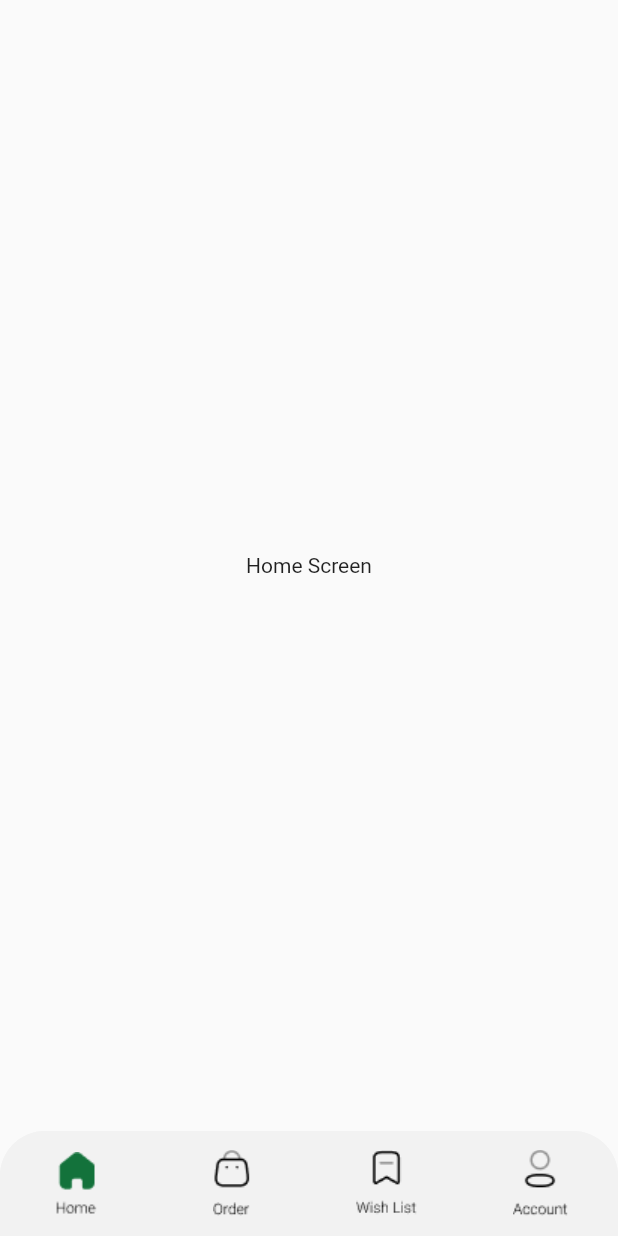
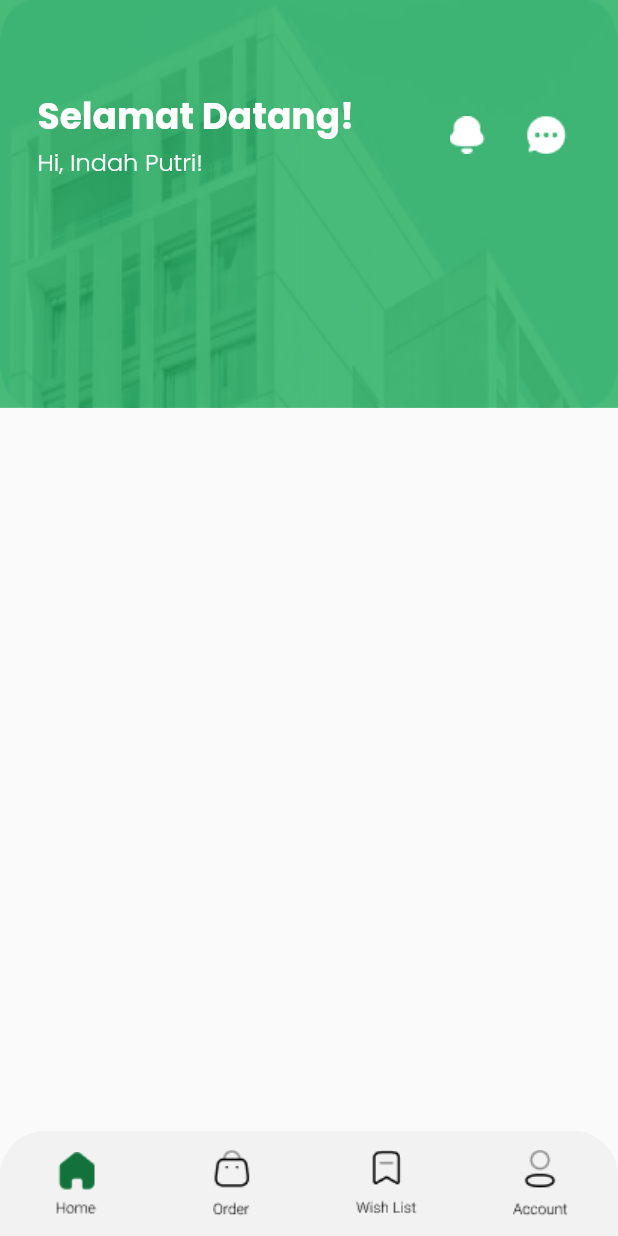
Before and after one commit to 45-Office-Booking-System/mobile-app, a Flutter app: the screen it shows after launch, after a tap on "Get Started", after a tap on "MASUK", on a phone screen of 412 x 824 dp. Run offline on Flutter 3.47's test engine with Material 2 defaults, Android fonts, the phone set to English and light mode, and no system bars; our stand-ins replace google_fonts, shared_preferences.

Commit message:
create header for dashboard screen

```diff
--- a/kantoor_app/lib/screens/main/home/home_screen.dart
+++ b/kantoor_app/lib/screens/main/home/home_screen.dart
@@ -1,4 +1,5 @@
 import 'package:flutter/material.dart';
+import 'package:kantoor_app/utils/theme.dart';
 
 class HomeScreen extends StatefulWidget {
   const HomeScreen({Key? key}) : super(key: key);
@@ -10,9 +11,66 @@ class HomeScreen extends StatefulWidget {
 class _HomeScreenState extends State<HomeScreen> {
   @override
   Widget build(BuildContext context) {
-    return const Scaffold(
-      body: Center(
-        child: Text('Home Screen'),
+    return Scaffold(
+      body: Stack(
+        children: [
+          Container(
+            height: MediaQuery.of(context).size.height * 0.33,
+            width: MediaQuery.of(context).size.width,
+            decoration: const BoxDecoration(
+              image: DecorationImage(
+                image: AssetImage('assets/images/bg_auth.png'),
+                fit: BoxFit.fill,
+              ),
+            ),
+          ),
+          Container(
+            height: MediaQuery.of(context).size.height * 0.33,
+            width: MediaQuery.of(context).size.width,
+            padding: const EdgeInsets.symmetric(horizontal: 25.0),
+            decoration: BoxDecoration(
+              color: primaryColor500.withOpacity(0.8),
+            ),
+            child: Column(
+              children: [
+                const SizedBox(
+                  height: 60.0,
+                ),
+                Row(
+                  mainAxisAlignment: MainAxisAlignment.spaceBetween,
+                  children: [
+                    Column(
+                      crossAxisAlignment: CrossAxisAlignment.start,
+                      children: [
+                        Text(
+                          'Selamat Datang!',
+                          style: titleTextStyle.copyWith(fontSize: 24.0),
+                        ),
+                        Text(
+                          'Hi, Indah Putri!',
+                          style: subtitleTextStyle.copyWith(fontSize: 16.0),
+                        ),
+                      ],
+                    ),
+                    const SizedBox(
+                      width: 30.0,
+                    ),
+                    Image.asset(
+                      "assets/icons/notification.png",
+                      width: 30,
+                      height: 30,
+                    ),
+                    Image.asset(
+                      "assets/icons/message.png",
+                      width: 45,
+                      height: 45,
+                    ),
+                  ],
+                ),
+              ],
+            ),
+          ),
+        ],
       ),
     );
   }
```
Also changed, not shown: kantoor_app/assets/icons/message.png (added), kantoor_app/assets/icons/notification.png (added).
